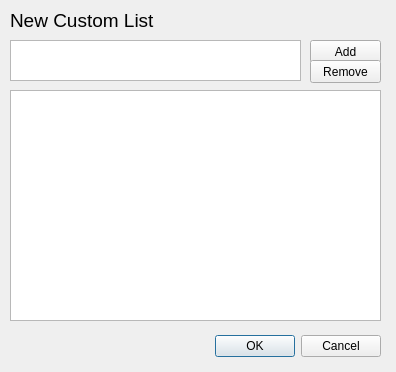
Above: AcuitySTAR/src/gui/selectData.ui from JamesG-Walsh/Peachy-Galaxy before the change. Below: the same form after it.
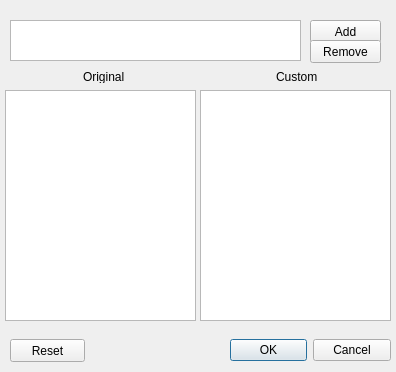
That is the form after the change.

Commit message:
Upgraded Custom List, cleaned up UI
Added features to custom list feature, cleaned up UI spacers

Patch:
```diff
--- a/AcuitySTAR/src/gui/selectData.ui
+++ b/AcuitySTAR/src/gui/selectData.ui
@@ -16,12 +16,15 @@
   <widget class="QDialogButtonBox" name="buttonBox">
    <property name="geometry">
     <rect>
-     <x>40</x>
+     <x>230</x>
      <y>330</y>
-     <width>341</width>
-     <height>32</height>
+     <width>161</width>
+     <height>41</height>
     </rect>
    </property>
+   <property name="layoutDirection">
+    <enum>Qt::LeftToRight</enum>
+   </property>
    <property name="orientation">
     <enum>Qt::Horizontal</enum>
    </property>
@@ -29,29 +32,11 @@
     <set>QDialogButtonBox::Cancel|QDialogButtonBox::Ok</set>
    </property>
   </widget>
-  <widget class="QLabel" name="label">
-   <property name="geometry">
-    <rect>
-     <x>10</x>
-     <y>10</y>
-     <width>161</width>
-     <height>21</height>
-    </rect>
-   </property>
-   <property name="font">
-    <font>
-     <pointsize>14</pointsize>
-    </font>
-   </property>
-   <property name="text">
-    <string>New Custom List</string>
-   </property>
-  </widget>
   <widget class="QTextEdit" name="nameEntry">
    <property name="geometry">
     <rect>
      <x>10</x>
-     <y>40</y>
+     <y>20</y>
      <width>291</width>
      <height>41</height>
     </rect>
@@ -61,7 +46,7 @@
    <property name="geometry">
     <rect>
      <x>310</x>
-     <y>40</y>
+     <y>20</y>
      <width>71</width>
      <height>23</height>
     </rect>
@@ -74,7 +59,7 @@
    <property name="geometry">
     <rect>
      <x>310</x>
-     <y>60</y>
+     <y>40</y>
      <width>71</width>
      <height>23</height>
     </rect>
@@ -86,12 +71,61 @@
   <widget class="QListWidget" name="listWidget">
    <property name="geometry">
     <rect>
+     <x>5</x>
+     <y>90</y>
+     <width>191</width>
+     <height>231</height>
+    </rect>
+   </property>
+  </widget>
+  <widget class="QListWidget" name="customListWidget">
+   <property name="geometry">
+    <rect>
+     <x>200</x>
+     <y>90</y>
+     <width>191</width>
+     <height>231</height>
+    </rect>
+   </property>
+  </widget>
+  <widget class="QLabel" name="label_2">
+   <property name="geometry">
+    <rect>
+     <x>83</x>
+     <y>70</y>
+     <width>47</width>
+     <height>13</height>
+    </rect>
+   </property>
+   <property name="text">
+    <string>Original</string>
+   </property>
+  </widget>
+  <widget class="QLabel" name="label_3">
+   <property name="geometry">
+    <rect>
+     <x>276</x>
+     <y>70</y>
+     <width>47</width>
+     <height>13</height>
+    </rect>
+   </property>
+   <property name="text">
+    <string>Custom</string>
+   </property>
+  </widget>
+  <widget class="QPushButton" name="reset">
+   <property name="geometry">
+    <rect>
      <x>10</x>
-     <y>90</y>
-     <width>371</width>
-     <height>231</height>
+     <y>339</y>
+     <width>75</width>
+     <height>23</height>
     </rect>
    </property>
+   <property name="text">
+    <string>Reset</string>
+   </property>
   </widget>
  </widget>
  <resources/>
```
The commit also changes 5 other files.
